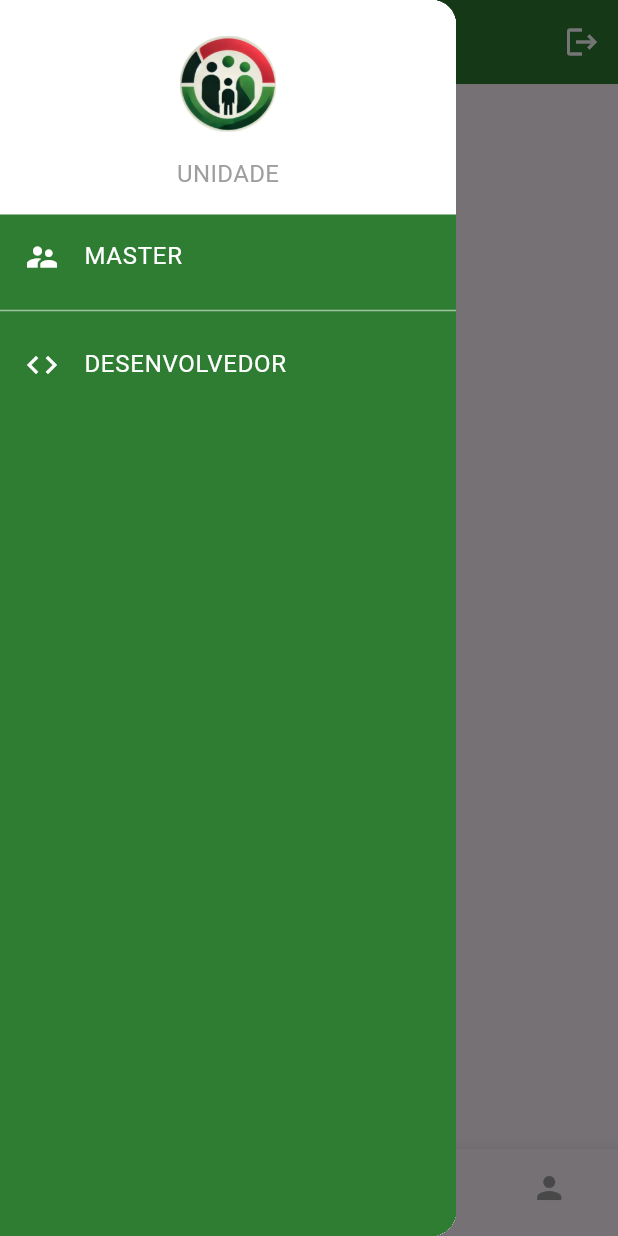
After one commit to ENVexp/sistema_acompanhamento_familiar_flutter, a Flutter app: the HomeScreenVertical screen opened directly, in the side drawer, after a tap on the "menu" icon, on a phone screen of 412 x 824 dp. The commit adds this screen. Run offline on Flutter 3.47's test engine with Material 3 defaults, Android fonts, the phone set to English and light mode, and no system bars; our stand-ins replace shared_preferences; missing offline and left inert: window_manager; accounts and stored records are empty.

Commit message:
Construção visual da HomeVertical

```diff
--- a/lib/screen/orientation/vertical/home/HomeScreenVertical.dart
+++ b/lib/screen/orientation/vertical/home/HomeScreenVertical.dart
@@ -1,15 +1,142 @@
 import 'package:flutter/material.dart';
+import 'package:acompanhamento_familiar/screen/orientation/vertical/home/pendentes/PendentesScreenVertical.dart';
+import 'package:acompanhamento_familiar/screen/orientation/vertical/home/perfil/PerfilScreenVertical.dart';
+import 'package:acompanhamento_familiar/screen/orientation/vertical/home/recepcao/RecepcaoScreenVertical.dart';
+import 'package:acompanhamento_familiar/screen/orientation/vertical/home/inicio/InicioScreenVertical.dart';
+import 'package:acompanhamento_familiar/screen/orientation/vertical/home/master/MasterScreenVertical.dart';
+import 'package:acompanhamento_familiar/screen/orientation/vertical/home/desenvolvedor/DesenvolvedorScreenVertical.dart';
+import '../../../../themes/app_colors.dart';
 
 class HomeScreenVertical extends StatefulWidget {
-  const HomeScreenVertical({super.key});
-
   @override
-  State<HomeScreenVertical> createState() => _HomeScreenVerticalState();
+  _HomeScreenVerticalState createState() => _HomeScreenVerticalState();
 }
 
 class _HomeScreenVerticalState extends State<HomeScreenVertical> {
+  final GlobalKey<ScaffoldState> _scaffoldKey = GlobalKey<ScaffoldState>();
+  int _selectedIndex = 0;
+
+  // Todas as telas, incluindo as do BottomNavigationBar e do Drawer
+  final List<Widget> _screens = [
+    InicioScreenVertical(),
+    RecepcaoScreenVertical(),
+    PendentesScreenVertical(),
+    PerfilScreenVertical(),
+    MasterScreenVertical(),          // Índice 4 para "MASTER"
+    DesenvolvedorScreenVertical(),    // Índice 5 para "DESENVOLVEDOR"
+  ];
+
+  // Função para alternar as telas do BottomNavigationBar
+  void _onBottomNavItemTapped(int index) {
+    setState(() {
+      _selectedIndex = index;
+    });
+  }
+
+  // Função para alternar as telas do Drawer
+  void _onDrawerItemTapped(int drawerIndex) {
+    setState(() {
+      _selectedIndex = drawerIndex;
+    });
+    Navigator.pop(context); // Fecha o Drawer
+  }
+
   @override
   Widget build(BuildContext context) {
-    return const Placeholder();
+    return Scaffold(
+      key: _scaffoldKey,
+      appBar: AppBar(
+        backgroundColor: AppColors.monteAlegreGreen,
+        title: Column(
+          crossAxisAlignment: CrossAxisAlignment.start,
+          children: [
+            Text("Elissandro", style: TextStyle(fontSize: 20, color: Colors.white)),
+            Text("sandrovieira.psi@gmail.com", style: TextStyle(fontSize: 14, color: Colors.white70)),
+          ],
+        ),
+        leading: IconButton(
+          icon: Icon(Icons.menu, color: Colors.white),
+          onPressed: () {
+            _scaffoldKey.currentState?.openDrawer();
+          },
+        ),
+        actions: [
+          IconButton(
+            icon: Icon(Icons.logout, color: Colors.white),
+            onPressed: () {
+              ScaffoldMessenger.of(context).showSnackBar(
+                  SnackBar(content: Text('Logout efetuado!'))
+              );
+            },
+          ),
+        ],
+      ),
+      drawer: Drawer(
+        child: Column(
+          children: [
+            // Parte superior branca com logo e texto "UNIDADE"
+            Container(
+              color: Colors.white,
+              padding: EdgeInsets.all(16.0),
+              width: double.infinity,
+              child: Column(
+                children: [
+                  CircleAvatar(
+                    radius: 40,
+                    backgroundColor: Colors.white,
+                    child: Padding(
+                      padding: const EdgeInsets.all(8.0),
+                      child: Image.asset('assets/logo.png', fit: BoxFit.contain),
+                    ),
+                  ),
+                  SizedBox(height: 8),
+                  Text(
+                    "UNIDADE",
+                    style: TextStyle(color: Colors.grey, fontSize: 16),
+                  ),
+                ],
+              ),
+            ),
+            // Parte verde com as opções de menu
+            Expanded(
+              child: Container(
+                color: AppColors.monteAlegreGreen,
+                child: Column(
+                  children: [
+                    ListTile(
+                      leading: Icon(Icons.supervisor_account, color: Colors.white),
+                      title: Text('MASTER', style: TextStyle(color: Colors.white)),
+                      onTap: () => _onDrawerItemTapped(4),  // Índice para MasterScreenVertical
+                    ),
+                    Divider(color: Colors.white54, thickness: 1),
+                    ListTile(
+                      leading: Icon(Icons.code, color: Colors.white),
+                      title: Text('DESENVOLVEDOR', style: TextStyle(color: Colors.white)),
+                      onTap: () => _onDrawerItemTapped(5),  // Índice para DesenvolvedorScreenVertical
+                    ),
+                  ],
+                ),
+              ),
+            ),
+          ],
+        ),
+      ),
+      body: IndexedStack(
+        index: _selectedIndex,
+        children: _screens,
+      ),
+      bottomNavigationBar: BottomNavigationBar(
+        items: const [
+          BottomNavigationBarItem(icon: Icon(Icons.home), label: 'Início'),
+          BottomNavigationBarItem(icon: Icon(Icons.room_service), label: 'Recepção'),
+          BottomNavigationBarItem(icon: Icon(Icons.pending_actions), label: 'Pendentes'),
+          BottomNavigationBarItem(icon: Icon(Icons.person), label: 'Perfil'),
+        ],
+        currentIndex: _selectedIndex < 4 ? _selectedIndex : 0, // Exibe o índice correto no BottomNavigationBar
+        selectedItemColor: AppColors.monteAlegreGreen,
+        unselectedItemColor: Colors.grey,
+        onTap: _onBottomNavItemTapped,
+      ),
+    );
   }
 }
--- /dev/null
+++ b/lib/screen/orientation/vertical/home/desenvolvedor/DesenvolvedorScreenVertical.dart
@@ -0,0 +1,16 @@
+// DesenvolvedorScreenVertical.dart
+import 'package:flutter/material.dart';
+
+class DesenvolvedorScreenVertical extends StatelessWidget {
+  @override
+  Widget build(BuildContext context) {
+    return Scaffold(
+      appBar: AppBar(
+        title: Text("Tela Desenvolvedor"),
+      ),
+      body: Center(
+        child: Text("Conteúdo da Tela Desenvolvedor"),
+      ),
+    );
+  }
+}
--- /dev/null
+++ b/lib/screen/orientation/vertical/home/inicio/InicioScreenVertical.dart
@@ -0,0 +1,22 @@
+import 'package:flutter/material.dart';
+
+class InicioScreenVertical extends StatefulWidget {
+  const InicioScreenVertical({super.key});
+
+  @override
+  State<InicioScreenVertical> createState() => _InicioScreenVerticalState();
+}
+
+class _InicioScreenVerticalState extends State<InicioScreenVertical> {
+  @override
+  Widget build(BuildContext context) {
+    return Scaffold(
+      body: Center(
+        child: Text("InicioScreen",
+          style: TextStyle(
+              fontSize: 28
+          ),),
+      ),
+    );
+  }
+}
--- /dev/null
+++ b/lib/screen/orientation/vertical/home/master/MasterScreenVertical.dart
@@ -0,0 +1,16 @@
+// MasterScreenVertical.dart
+import 'package:flutter/material.dart';
+
+class MasterScreenVertical extends StatelessWidget {
+  @override
+  Widget build(BuildContext context) {
+    return Scaffold(
+      appBar: AppBar(
+        title: Text("Tela Master"),
+      ),
+      body: Center(
+        child: Text("Conteúdo da Tela Master"),
+      ),
+    );
+  }
+}
--- /dev/null
+++ b/lib/screen/orientation/vertical/home/pendentes/PendentesScreenVertical.dart
@@ -0,0 +1,22 @@
+import 'package:flutter/material.dart';
+
+ class PendentesScreenVertical extends StatefulWidget {
+   const PendentesScreenVertical({super.key});
+
+   @override
+   State<PendentesScreenVertical> createState() => _PendentesScreenVerticalState();
+ }
+
+ class _PendentesScreenVerticalState extends State<PendentesScreenVertical> {
+   @override
+   Widget build(BuildContext context) {
+     return Scaffold(
+       body: Center(
+         child: Text("PendentesScreen",
+           style: TextStyle(
+               fontSize: 28
+           ),),
+       ),
+     );
+   }
+ }
--- /dev/null
+++ b/lib/screen/orientation/vertical/home/perfil/PerfilScreenVertical.dart
@@ -0,0 +1,22 @@
+import 'package:flutter/material.dart';
+
+ class PerfilScreenVertical extends StatefulWidget {
+   const PerfilScreenVertical({super.key});
+
+   @override
+   State<PerfilScreenVertical> createState() => _PerfilScreenVerticalState();
+ }
+
+ class _PerfilScreenVerticalState extends State<PerfilScreenVertical> {
+   @override
+   Widget build(BuildContext context) {
+     return Scaffold(
+       body: Center(
+         child: Text("PerfilScreen",
+           style: TextStyle(
+               fontSize: 28
+           ),),
+       ),
+     );
+   }
+ }
--- /dev/null
+++ b/lib/screen/orientation/vertical/home/recepcao/RecepcaoScreenVertical.dart
@@ -0,0 +1,22 @@
+import 'package:flutter/material.dart';
+
+class RecepcaoScreenVertical extends StatefulWidget {
+  const RecepcaoScreenVertical({super.key});
+
+  @override
+  State<RecepcaoScreenVertical> createState() => _RecepcaoScreenVerticalState();
+}
+
+class _RecepcaoScreenVerticalState extends State<RecepcaoScreenVertical> {
+  @override
+  Widget build(BuildContext context) {
+    return Scaffold(
+      body: Center(
+        child: Text("RecepçãoScreen",
+          style: TextStyle(
+              fontSize: 28
+          ),),
+      ),
+    );
+  }
+}
--- a/pubspec.yaml
+++ b/pubspec.yaml
@@ -38,6 +38,7 @@ dependencies:
   http: ^1.2.2
   shared_preferences: ^2.3.2
   window_manager: ^0.4.2
+  fluent: ^2.0.3
 
 
 dev_dependencies:
```
Also changed, not shown: lib/screen/orientation/horizontal/home/HomeScreenHorizontal.dart (line endings or trailing spaces), pubspec.lock.
